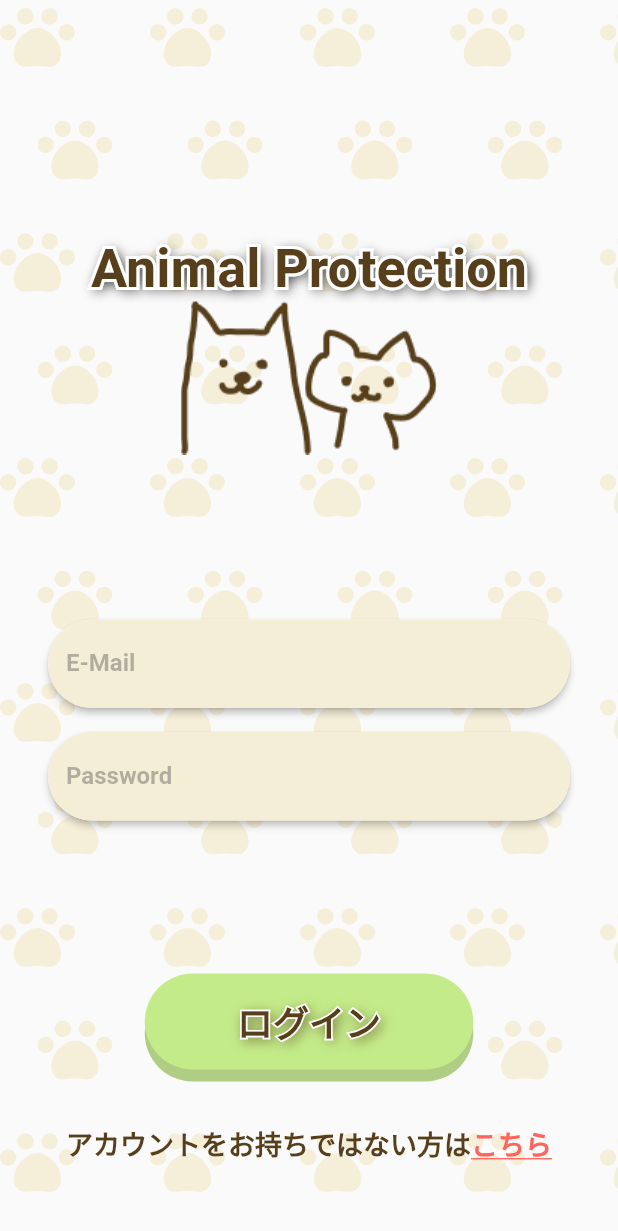
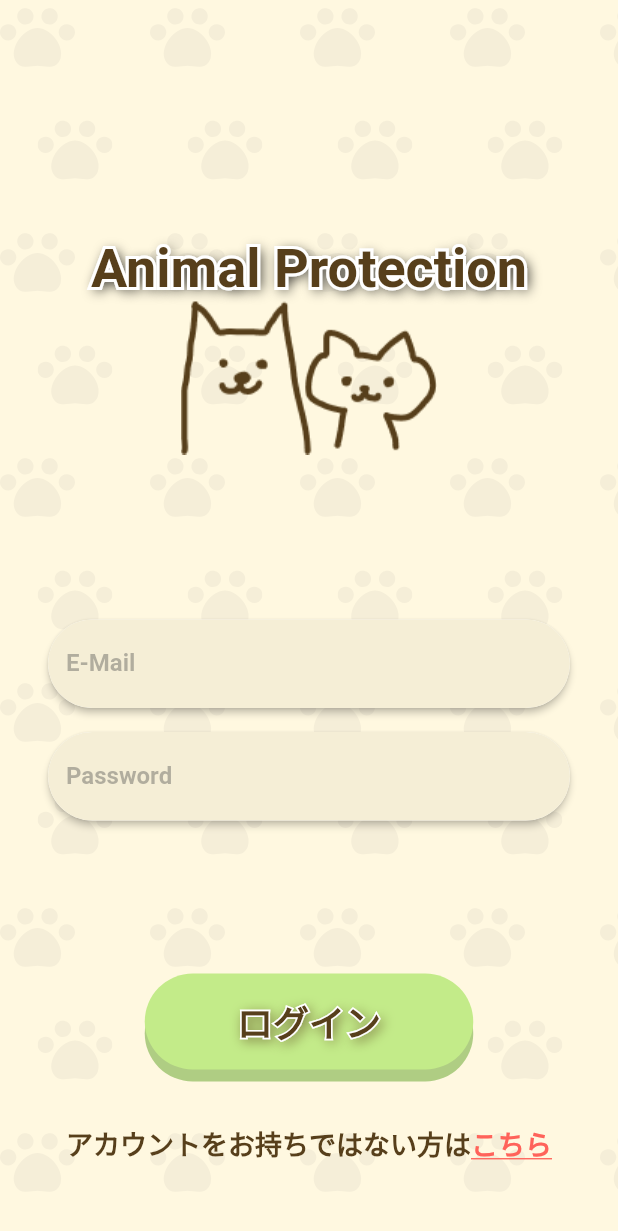
Before and after one commit to mosamosamosamosa/Anitection, a Flutter app: the SignInScreen screen opened directly, on a phone screen of 412 x 824 dp. Shown: the top 1231 px of the screen. Run offline on Flutter 3.47's test engine with Material 2 defaults, Android fonts, the phone set to English and light mode, and no system bars; our stand-ins replace dio, flutter_chat_bubble, flutter_dotenv, flutter_riverpod, flutter_svg, google_fonts and 2 more; generated files the repository leaves out were written again; network calls fail.

Commit message:
fix: 背景色を設定

```diff
--- a/anitection/lib/screens/signin/signin_screen.dart
+++ b/anitection/lib/screens/signin/signin_screen.dart
@@ -23,6 +23,7 @@
   @override
   Widget build(BuildContext context) {
     return Scaffold(
+      backgroundColor: const Color(0xFFFFF8E0),
       body: Stack(
         children: [
           const AnimalPadBackground(),
--- a/anitection/lib/screens/signup/signup_screen.dart
+++ b/anitection/lib/screens/signup/signup_screen.dart
@@ -23,6 +23,7 @@
   @override
   Widget build(BuildContext context) {
     return Scaffold(
+      backgroundColor: const Color(0xFFFFF8E0),
       body: Stack(
         children: [
           const AnimalPadBackground(),
```
